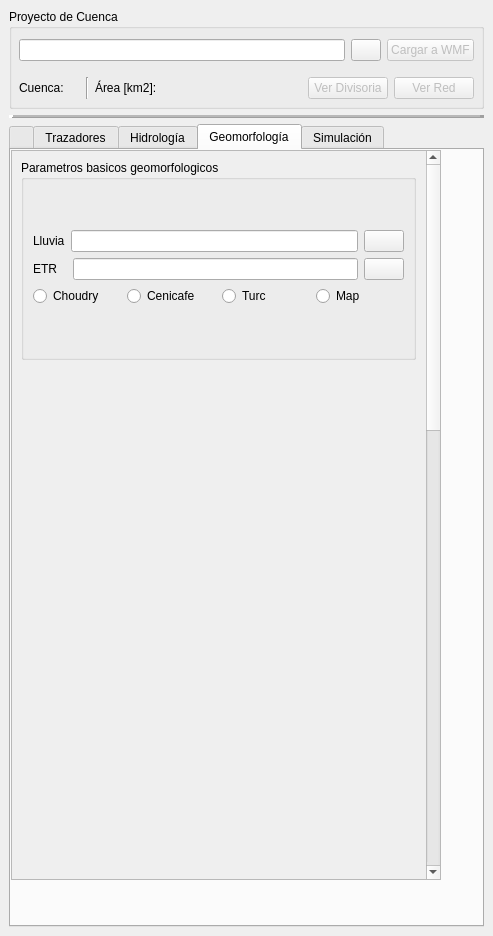
This is qgisplugin/HydroSEDPlugin_dockwidget_base.ui in nicolas998/WMF as Qt 5 draws it before an edit. The edited form follows.
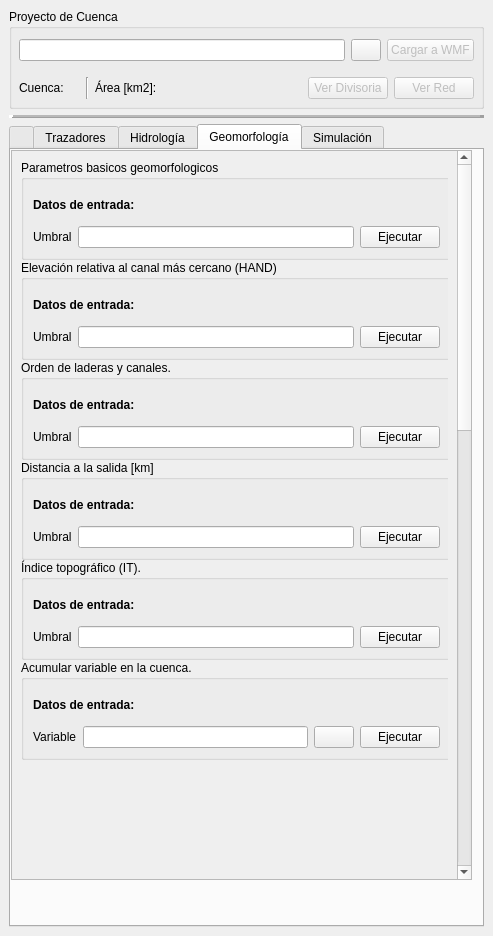
This is the edited form. The open tabs and pages were chosen to show the change. Icons and pictures are not drawn. Custom widgets are drawn as their Qt base class.

Commit message: Carga variables desde la tabla de NC, esqueleto de funciones geomorfologicas, bugs: cuando el proyecto se carga de cero no agarra el dxp y tampoco el noData, corregir que la tabla de nc se refresque cuando se carga un proyecto nuevo.

Diff of the .ui file:
```diff
--- a/qgisplugin/HydroSEDPlugin_dockwidget_base.ui
+++ b/qgisplugin/HydroSEDPlugin_dockwidget_base.ui
@@ -2923,7 +2923,7 @@
            <rect>
             <x>0</x>
             <y>0</y>
-            <width>430</width>
+            <width>461</width>
             <height>730</height>
            </rect>
           </property>
@@ -2953,7 +2953,7 @@
             <rect>
              <x>0</x>
              <y>0</y>
-             <width>412</width>
+             <width>443</width>
              <height>1918</height>
             </rect>
            </property>
@@ -2989,14 +2989,14 @@
                 <rect>
                  <x>0</x>
                  <y>0</y>
-                 <width>395</width>
-                 <height>200</height>
+                 <width>431</width>
+                 <height>100</height>
                 </rect>
                </property>
                <property name="minimumSize">
                 <size>
                  <width>0</width>
-                 <height>200</height>
+                 <height>100</height>
                 </size>
                </property>
                <property name="maximumSize">
@@ -3014,12 +3014,31 @@
                <layout class="QVBoxLayout" name="Balance">
                 <item>
                  <layout class="QVBoxLayout" name="verticalLayout">
+                  <item>
+                   <widget class="QLabel" name="label_31">
+                    <property name="minimumSize">
+                     <size>
+                      <width>0</width>
+                      <height>10</height>
+                     </size>
+                    </property>
+                    <property name="font">
+                     <font>
+                      <weight>75</weight>
+                      <bold>true</bold>
+                     </font>
+                    </property>
+                    <property name="text">
+                     <string>Datos de entrada:</string>
+                    </property>
+                   </widget>
+                  </item>
                   <item>
                    <layout class="QHBoxLayout" name="horizontalLayout_6">
                     <item>
                      <widget class="QLabel" name="label_11">
                       <property name="text">
-                       <string>Lluvia</string>
+                       <string>Umbral</string>
                       </property>
                      </widget>
                     </item>
@@ -3033,72 +3052,453 @@
                     <item>
                      <widget class="QPushButton" name="pushButton">
                       <property name="text">
-                       <string/>
-                      </property>
-                      <property name="icon">
-                       <iconset resource="resources.qrc">
-                        <normaloff>:/plugins/HydroSEDPlugin/icons/folder.png</normaloff>:/plugins/HydroSEDPlugin/icons/folder.png</iconset>
+                       <string>Ejecutar</string>
                       </property>
                      </widget>
                     </item>
                    </layout>
                   </item>
+                 </layout>
+                </item>
+               </layout>
+              </widget>
+              <widget class="QgsCollapsibleGroupBox" name="Collapsed_GeoBasics_2">
+               <property name="geometry">
+                <rect>
+                 <x>0</x>
+                 <y>100</y>
+                 <width>431</width>
+                 <height>100</height>
+                </rect>
+               </property>
+               <property name="minimumSize">
+                <size>
+                 <width>0</width>
+                 <height>100</height>
+                </size>
+               </property>
+               <property name="maximumSize">
+                <size>
+                 <width>16777215</width>
+                 <height>16777215</height>
+                </size>
+               </property>
+               <property name="toolTip">
+                <string>Obtiene la elevación relativa al canal mas cercano HAND y la distancia horizontal HDND</string>
+               </property>
+               <property name="title">
+                <string>Elevación relativa al canal más cercano (HAND)</string>
+               </property>
+               <property name="collapsed">
+                <bool>false</bool>
+               </property>
+               <layout class="QVBoxLayout" name="Balance_4">
+                <item>
+                 <layout class="QVBoxLayout" name="verticalLayout_14">
                   <item>
-                   <layout class="QHBoxLayout" name="horizontalLayout_8">
-                    <item>
-                     <widget class="QLabel" name="label_12">
-                      <property name="text">
-                       <string>ETR   </string>
-                      </property>
-                     </widget>
-                    </item>
-                    <item>
-                     <widget class="QLineEdit" name="PathInETR">
-                      <property name="readOnly">
-                       <bool>false</bool>
-                      </property>
-                     </widget>
-                    </item>
-                    <item>
-                     <widget class="QPushButton" name="pushButton_4">
-                      <property name="text">
-                       <string/>
-                      </property>
-                      <property name="icon">
-                       <iconset resource="resources.qrc">
-                        <normaloff>:/plugins/HydroSEDPlugin/icons/folder.png</normaloff>:/plugins/HydroSEDPlugin/icons/folder.png</iconset>
-                      </property>
-                     </widget>
-                    </item>
-                   </layout>
+                   <widget class="QLabel" name="label_32">
+                    <property name="minimumSize">
+                     <size>
+                      <width>0</width>
+                      <height>10</height>
+                     </size>
+                    </property>
+                    <property name="font">
+                     <font>
+                      <weight>75</weight>
+                      <bold>true</bold>
+                     </font>
+                    </property>
+                    <property name="text">
+                     <string>Datos de entrada:</string>
+                    </property>
+                   </widget>
                   </item>
                   <item>
                    <layout class="QHBoxLayout" name="horizontalLayout_7">
                     <item>
-                     <widget class="QRadioButton" name="radioButton_3">
+                     <widget class="QLabel" name="label_12">
                       <property name="text">
-                       <string>Choudry</string>
+                       <string>Umbral</string>
                       </property>
                      </widget>
                     </item>
                     <item>
-                     <widget class="QRadioButton" name="radioButton_2">
+                     <widget class="QLineEdit" name="UmbralGeoHAND">
+                      <property name="readOnly">
+                       <bool>false</bool>
+                      </property>
+                     </widget>
+                    </item>
+                    <item>
+                     <widget class="QPushButton" name="BotonGeoHAND">
+                      <property name="toolTip">
+                       <string>Ejecuta el balance de largo plazo con los parametros dados.</string>
+                      </property>
+                      <property name="whatsThis">
+                       <string>Ejecuta el balance de largo plazo con los parametros dados.</string>
+                      </property>
                       <property name="text">
-                       <string>Cenicafe</string>
+                       <string>Ejecutar</string>
                       </property>
                      </widget>
                     </item>
+                   </layout>
+                  </item>
+                 </layout>
+                </item>
+               </layout>
+              </widget>
+              <widget class="QgsCollapsibleGroupBox" name="Collapsed_GeoBasics_3">
+               <property name="geometry">
+                <rect>
+                 <x>0</x>
+                 <y>200</y>
+                 <width>431</width>
+                 <height>100</height>
+                </rect>
+               </property>
+               <property name="minimumSize">
+                <size>
+                 <width>0</width>
+                 <height>100</height>
+                </size>
+               </property>
+               <property name="maximumSize">
+                <size>
+                 <width>16777215</width>
+                 <height>16777215</height>
+                </size>
+               </property>
+               <property name="toolTip">
+                <string>Obtiene el orden de orton de cada una de las laderas de la cuenca.</string>
+               </property>
+               <property name="title">
+                <string>Orden de laderas y canales.</string>
+               </property>
+               <property name="collapsed">
+                <bool>false</bool>
+               </property>
+               <layout class="QVBoxLayout" name="Balance_5">
+                <item>
+                 <layout class="QVBoxLayout" name="verticalLayout_15">
+                  <item>
+                   <widget class="QLabel" name="label_33">
+                    <property name="minimumSize">
+                     <size>
+                      <width>0</width>
+                      <height>10</height>
+                     </size>
+                    </property>
+                    <property name="font">
+                     <font>
+                      <weight>75</weight>
+                      <bold>true</bold>
+                     </font>
+                    </property>
+                    <property name="text">
+                     <string>Datos de entrada:</string>
+                    </property>
+                   </widget>
+                  </item>
+                  <item>
+                   <layout class="QHBoxLayout" name="horizontalLayout_8">
                     <item>
-                     <widget class="QRadioButton" name="radioButton">
+                     <widget class="QLabel" name="label_34">
                       <property name="text">
-                       <string>Turc</string>
+                       <string>Umbral</string>
                       </property>
                      </widget>
                     </item>
                     <item>
-                     <widget class="QRadioButton" name="radioButton_4">
+                     <widget class="QLineEdit" name="UmbralGeoHorton">
+                      <property name="readOnly">
+                       <bool>false</bool>
+                      </property>
+                     </widget>
+                    </item>
+                    <item>
+                     <widget class="QPushButton" name="BotonGeoHorton">
+                      <property name="toolTip">
+                       <string>Ejecuta el balance de largo plazo con los parametros dados.</string>
+                      </property>
+                      <property name="whatsThis">
+                       <string>Ejecuta el balance de largo plazo con los parametros dados.</string>
+                      </property>
                       <property name="text">
-                       <string>Map</string>
+                       <string>Ejecutar</string>
+                      </property>
+                     </widget>
+                    </item>
+                   </layout>
+                  </item>
+                 </layout>
+                </item>
+               </layout>
+              </widget>
+              <widget class="QgsCollapsibleGroupBox" name="Collapsed_GeoBasics_4">
+               <property name="geometry">
+                <rect>
+                 <x>0</x>
+                 <y>500</y>
+                 <width>431</width>
+                 <height>100</height>
+                </rect>
+               </property>
+               <property name="minimumSize">
+                <size>
+                 <width>0</width>
+                 <height>100</height>
+                </size>
+               </property>
+               <property name="maximumSize">
+                <size>
+                 <width>16777215</width>
+                 <height>16777215</height>
+                </size>
+               </property>
+               <property name="toolTip">
+                <string>Acumula una variable ingresada como un mapa raster.</string>
+               </property>
+               <property name="title">
+                <string>Acumular variable en la cuenca.</string>
+               </property>
+               <property name="collapsed">
+                <bool>false</bool>
+               </property>
+               <layout class="QVBoxLayout" name="Balance_6">
+                <item>
+                 <layout class="QVBoxLayout" name="verticalLayout_16">
+                  <item>
+                   <widget class="QLabel" name="label_35">
+                    <property name="minimumSize">
+                     <size>
+                      <width>0</width>
+                      <height>10</height>
+                     </size>
+                    </property>
+                    <property name="font">
+                     <font>
+                      <weight>75</weight>
+                      <bold>true</bold>
+                     </font>
+                    </property>
+                    <property name="text">
+                     <string>Datos de entrada:</string>
+                    </property>
+                   </widget>
+                  </item>
+                  <item>
+                   <layout class="QHBoxLayout" name="horizontalLayout_36">
+                    <item>
+                     <widget class="QLabel" name="label_36">
+                      <property name="text">
+                       <string>Variable</string>
+                      </property>
+                     </widget>
+                    </item>
+                    <item>
+                     <widget class="QLineEdit" name="LineEditGeoVar2Acum">
+                      <property name="readOnly">
+                       <bool>false</bool>
+                      </property>
+                     </widget>
+                    </item>
+                    <item>
+                     <widget class="QPushButton" name="BotonGeoVar2Acum">
+                      <property name="text">
+                       <string/>
+                      </property>
+                      <property name="icon">
+                       <iconset resource="resources.qrc">
+                        <normaloff>:/plugins/HydroSEDPlugin/icons/folder.png</normaloff>:/plugins/HydroSEDPlugin/icons/folder.png</iconset>
+                      </property>
+                     </widget>
+                    </item>
+                    <item>
+                     <widget class="QPushButton" name="BotonGeoAcumVar">
+                      <property name="toolTip">
+                       <string>Ejecuta el balance de largo plazo con los parametros dados.</string>
+                      </property>
+                      <property name="whatsThis">
+                       <string>Ejecuta el balance de largo plazo con los parametros dados.</string>
+                      </property>
+                      <property name="text">
+                       <string>Ejecutar</string>
+                      </property>
+                     </widget>
+                    </item>
+                   </layout>
+                  </item>
+                 </layout>
+                </item>
+               </layout>
+              </widget>
+              <widget class="QgsCollapsibleGroupBox" name="Collapsed_GeoBasics_5">
+               <property name="geometry">
+                <rect>
+                 <x>0</x>
+                 <y>300</y>
+                 <width>431</width>
+                 <height>100</height>
+                </rect>
+               </property>
+               <property name="minimumSize">
+                <size>
+                 <width>0</width>
+                 <height>100</height>
+                </size>
+               </property>
+               <property name="maximumSize">
+                <size>
+                 <width>16777215</width>
+                 <height>16777215</height>
+                </size>
+               </property>
+               <property name="toolTip">
+                <string>Obtiene la distancia a la salida de cada una de las celdas de la cuenca.</string>
+               </property>
+               <property name="title">
+                <string>Distancia a la salida [km]</string>
+               </property>
+               <property name="collapsed">
+                <bool>false</bool>
+               </property>
+               <layout class="QVBoxLayout" name="Balance_7">
+                <item>
+                 <layout class="QVBoxLayout" name="verticalLayout_17">
+                  <item>
+                   <widget class="QLabel" name="label_37">
+                    <property name="minimumSize">
+                     <size>
+                      <width>0</width>
+                      <height>10</height>
+                     </size>
+                    </property>
+                    <property name="font">
+                     <font>
+                      <weight>75</weight>
+                      <bold>true</bold>
+                     </font>
+                    </property>
+                    <property name="text">
+                     <string>Datos de entrada:</string>
+                    </property>
+                   </widget>
+                  </item>
+                  <item>
+                   <layout class="QHBoxLayout" name="horizontalLayout_37">
+                    <item>
+                     <widget class="QLabel" name="label_38">
+                      <property name="text">
+                       <string>Umbral</string>
+                      </property>
+                     </widget>
+                    </item>
+                    <item>
+                     <widget class="QLineEdit" name="UmbralGeoDist2Out">
+                      <property name="readOnly">
+                       <bool>false</bool>
+                      </property>
+                     </widget>
+                    </item>
+                    <item>
+                     <widget class="QPushButton" name="BotonGeoDist2Out">
+                      <property name="toolTip">
+                       <string>Ejecuta el balance de largo plazo con los parametros dados.</string>
+                      </property>
+                      <property name="whatsThis">
+                       <string>Ejecuta el balance de largo plazo con los parametros dados.</string>
+                      </property>
+                      <property name="text">
+                       <string>Ejecutar</string>
+                      </property>
+                     </widget>
+                    </item>
+                   </layout>
+                  </item>
+                 </layout>
+                </item>
+               </layout>
+              </widget>
+              <widget class="QgsCollapsibleGroupBox" name="Collapsed_GeoBasics_6">
+               <property name="geometry">
+                <rect>
+                 <x>0</x>
+                 <y>400</y>
+                 <width>431</width>
+                 <height>100</height>
+                </rect>
+               </property>
+               <property name="minimumSize">
+                <size>
+                 <width>0</width>
+                 <height>100</height>
+                </size>
+               </property>
+               <property name="maximumSize">
+                <size>
+                 <width>16777215</width>
+                 <height>16777215</height>
+                </size>
+               </property>
+               <property name="toolTip">
+                <string>Obtiene el índice topográfico de cada celda (Beven, 1979).</string>
+               </property>
+               <property name="title">
+                <string>Índice topográfico (IT).</string>
+               </property>
+               <property name="collapsed">
+                <bool>false</bool>
+               </property>
+               <layout class="QVBoxLayout" name="Balance_8">
+                <item>
+                 <layout class="QVBoxLayout" name="verticalLayout_18">
+                  <item>
+                   <widget class="QLabel" name="label_39">
+                    <property name="minimumSize">
+                     <size>
+                      <width>0</width>
+                      <height>10</height>
+                     </size>
+                    </property>
+                    <property name="font">
+                     <font>
+                      <weight>75</weight>
+                      <bold>true</bold>
+                     </font>
+                    </property>
+                    <property name="text">
+                     <string>Datos de entrada:</string>
+                    </property>
+                   </widget>
+                  </item>
+                  <item>
+                   <layout class="QHBoxLayout" name="horizontalLayout_38">
+                    <item>
+                     <widget class="QLabel" name="label_40">
+                      <property name="text">
+                       <string>Umbral</string>
+                      </property>
+                     </widget>
+                    </item>
+                    <item>
+                     <widget class="QLineEdit" name="UmbralGeoIT">
+                      <property name="readOnly">
+                       <bool>false</bool>
+                      </property>
+                     </widget>
+                    </item>
+                    <item>
+                     <widget class="QPushButton" name="BotonGeoIT">
+                      <property name="toolTip">
+                       <string>Ejecuta el balance de largo plazo con los parametros dados.</string>
+                      </property>
+                      <property name="whatsThis">
+                       <string>Ejecuta el balance de largo plazo con los parametros dados.</string>
+                      </property>
+                      <property name="text">
+                       <string>Ejecutar</string>
                       </property>
                      </widget>
                     </item>
```
Left out of the diff: 16 changed lines with no effect on the pictures. The commit also changes 2 other files.
